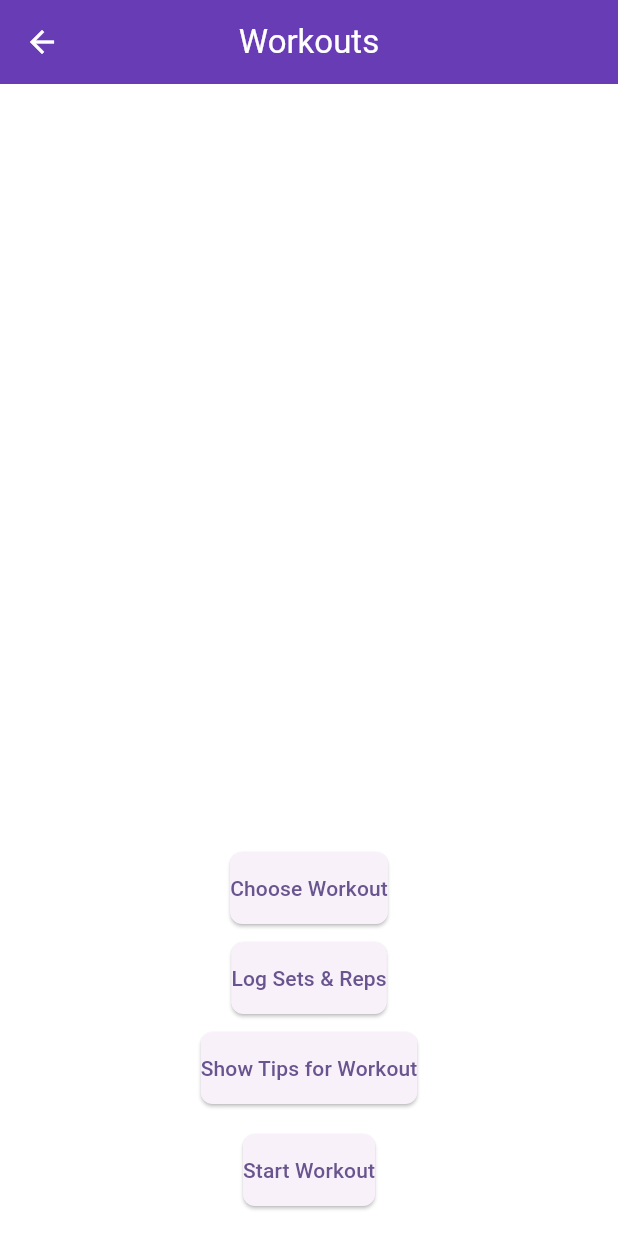
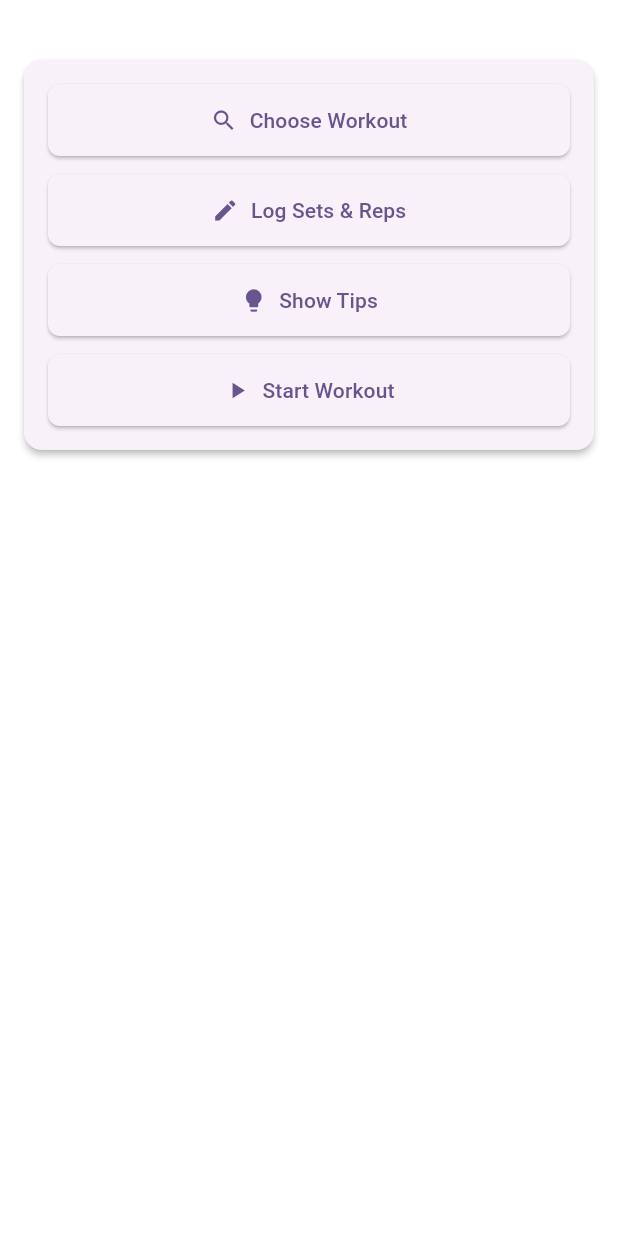
Before and after one commit to Abdullah-Mohammed-OTU/Mobile_Devices_project, a Flutter app: the WorkoutsPage screen opened directly, on a phone screen of 412 x 824 dp. Run offline on Flutter 3.47's test engine with Material 3 defaults, Android fonts, the phone set to English and light mode, and no system bars; our stand-ins replace flutter_local_notifications, sensors_plus, shared_preferences, sqflite; accounts and stored records are empty; network calls fail.

Commit message:
Complete styling

```diff
--- a/project/lib/main.dart
+++ b/project/lib/main.dart
@@ -103,10 +103,7 @@ class _MainPageState extends State<MainPage> {
   @override
   Widget build(BuildContext context) {
     return Scaffold(
-      appBar: AppBar(
-        title: const Text('Fitness App'),
-      ),
-      body: _pages[_selectedIndex],
+      body: SafeArea(child: _pages[_selectedIndex]),
       bottomNavigationBar: BottomNavigationBar(
         type: BottomNavigationBarType.fixed,
         currentIndex: _selectedIndex,
--- a/project/lib/pages/dashboard_page.dart
+++ b/project/lib/pages/dashboard_page.dart
@@ -150,7 +150,6 @@ class _DashboardPageState extends State<DashboardPage> {
   @override
   Widget build(BuildContext context) {
     return Scaffold(
-      appBar: AppBar(title: const Text('Dashboard')),
       body: SingleChildScrollView(
         padding: const EdgeInsets.all(16),
         child: Column(
--- a/project/lib/pages/workouts_page.dart
+++ b/project/lib/pages/workouts_page.dart
@@ -200,63 +200,78 @@ class WorkoutsPageState extends State<WorkoutsPage> {
   @override
   Widget build(BuildContext context) {
     return Scaffold(
-      appBar: AppBar(title: const Text("Workouts")),
       body: Padding(
-        padding: const EdgeInsets.fromLTRB(20, 16, 20, 0),
+        padding: const EdgeInsets.fromLTRB(16, 16, 16, 16),
+        child: SingleChildScrollView(
           child: Column(
             crossAxisAlignment: CrossAxisAlignment.start,
             children: [
               if (saved.isNotEmpty)
-              Container(
-                constraints: const BoxConstraints(
-                  maxHeight: 150,
+                Card(
+                  child: Padding(
+                    padding: const EdgeInsets.all(12.0),
+                    child: Column(
+                      crossAxisAlignment: CrossAxisAlignment.start,
+                      children: [
+                        const Text('Logged Workouts', style: TextStyle(fontWeight: FontWeight.w700)),
+                        const SizedBox(height: 8),
+                        Text(saved.join('\n')),
+                      ],
                     ),
-                child: Text(
-                  "Logged Workouts:\n${saved.join("\n")}",
-                  style: const TextStyle(fontSize: 16),
-                  textAlign: TextAlign.left,
                   ),
                 ),
               if (chosen != null) ...[
                 const SizedBox(height: 12),
-              Text(
-                "Chosen Workout: ${chosen!.name}",
-                style: const TextStyle(fontSize: 16),
-                textAlign: TextAlign.left,
+                Card(
+                  child: Padding(
+                    padding: const EdgeInsets.all(12.0),
+                    child: Column(
+                      crossAxisAlignment: CrossAxisAlignment.start,
+                      children: [
+                        Text('Chosen Workout', style: const TextStyle(fontWeight: FontWeight.w700)),
+                        const SizedBox(height: 6),
+                        Text(chosen!.name, style: const TextStyle(fontSize: 18, fontWeight: FontWeight.bold)),
+                      ],
+                    ),
+                  ),
                 ),
               ],
-            const Spacer(),
-            Row(
-              mainAxisAlignment: MainAxisAlignment.center,
+              const SizedBox(height: 16),
+              Card(
+                child: Padding(
+                  padding: const EdgeInsets.all(16.0),
+                  child: Column(
+                    crossAxisAlignment: CrossAxisAlignment.stretch,
                     children: [
-                Column(
-                  mainAxisSize: MainAxisSize.min,
-                  children: [
-                    ElevatedButton(
+                      ElevatedButton.icon(
                         onPressed: pickWorkout,
-                      child: const Text("Choose Workout"),
+                        icon: const Icon(Icons.search),
+                        label: const Text('Choose Workout'),
                       ),
                       const SizedBox(height: 12),
-                    ElevatedButton(
+                      ElevatedButton.icon(
                         onPressed: logSetsReps,
-                      child: const Text("Log Sets & Reps"),
+                        icon: const Icon(Icons.edit),
+                        label: const Text('Log Sets & Reps'),
                       ),
                       const SizedBox(height: 12),
-                    ElevatedButton(
+                      ElevatedButton.icon(
                         onPressed: showTips,
-                      child: const Text("Show Tips for Workout"),
+                        icon: const Icon(Icons.lightbulb),
+                        label: const Text('Show Tips'),
                       ),
-                    const SizedBox(height: 20),
-                    ElevatedButton(
+                      const SizedBox(height: 12),
+                      ElevatedButton.icon(
                         onPressed: startWorkoutDialog,
-                      child: const Text("Start Workout"),
-                    ),
-                    const SizedBox(height: 20),
-                  ],
+                        icon: const Icon(Icons.play_arrow),
+                        label: const Text('Start Workout'),
                       ),
                     ],
                   ),
+                ),
+              ),
             ],
+          ),
         ),
       ),
     );
```
Also changed, not shown: project/lib/pages/food_planner_page.dart (+41 -29 lines), project/lib/pages/settings_page.dart (+15 -7 lines), project/lib/pages/social_feed_page.dart (+39 -54 lines). Lines whose indentation alone changed are shown as unchanged.
